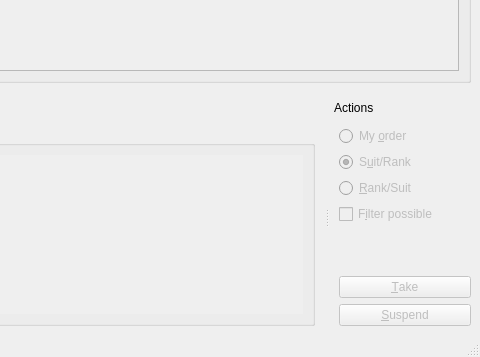
velnias75/NetMauMau-Qt-Client, file src/mainwindow.ui: the form before one commit; both pictures show x 544 to 1024 and y 259 to 616 of the 1024 by 616 pixel window.
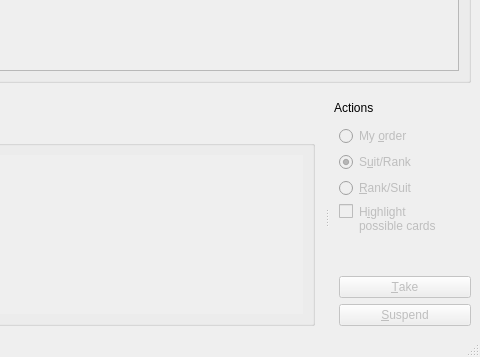
The form after the commit. Icons and pictures are not drawn. Custom widgets are drawn as their Qt base class.

The edit to the form file:
```diff
--- a/src/mainwindow.ui
+++ b/src/mainwindow.ui
@@ -8,7 +8,7 @@
     <x>0</x>
     <y>0</y>
     <width>1016</width>
-    <height>596</height>
+    <height>598</height>
    </rect>
   </property>
   <property name="acceptDrops">
@@ -567,7 +567,7 @@
    <property name="minimumSize">
     <size>
      <width>150</width>
-     <height>193</height>
+     <height>194</height>
     </size>
    </property>
    <property name="maximumSize">
@@ -664,8 +664,12 @@
        <property name="toolTip">
         <string>Disable cards which aren't possible to play</string>
        </property>
+       <property name="styleSheet">
+        <string notr="true">::indicator { subcontrol-origin: content; subcontrol-position: top left; }</string>
+       </property>
        <property name="text">
-        <string>F&amp;ilter possible</string>
+        <string>H&amp;ighlight
+possible cards</string>
        </property>
       </widget>
      </item>
```
